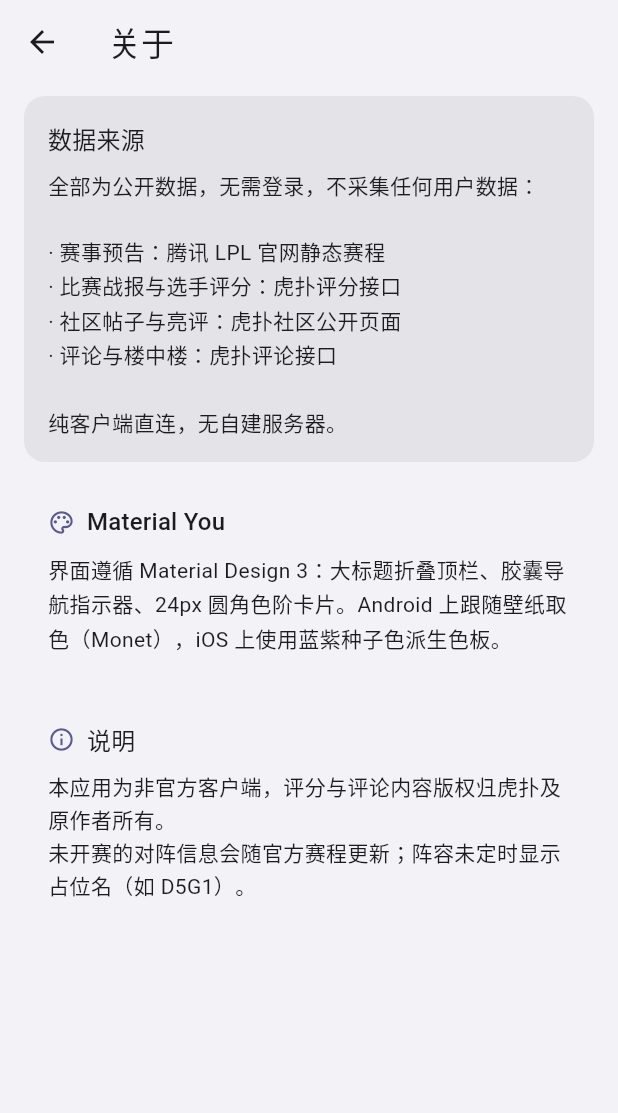
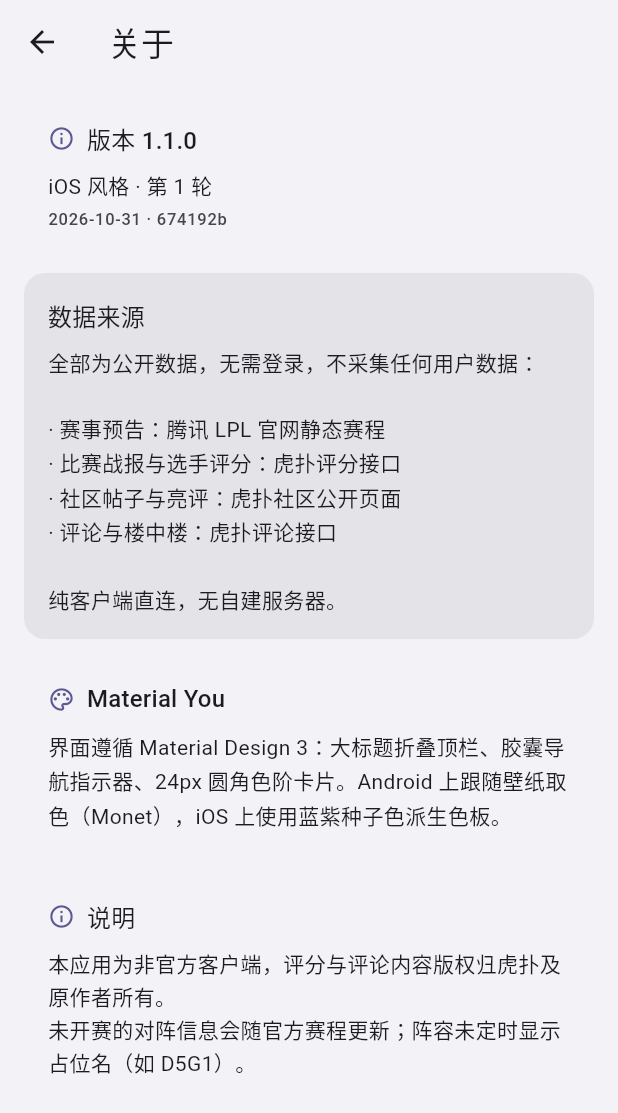
Before and after one commit to Ayoa5/RiftLog, a Flutter app: the AboutPage screen opened directly, on a phone screen of 412 x 824 dp. Shown: the top 1113 px of the screen. Run offline on Flutter 3.47's test engine with Material 3 defaults, Android fonts, the phone set to English and light mode, and no system bars; drawn by our look-alikes of dynamic_color; our stand-ins replace dio, flutter_riverpod, shared_preferences; accounts and stored records are empty; network calls fail.

Commit message:
feat(meta): 关于页显示版本与构建标识
问题：iOS 桌面看不到版本号，分不清装的是哪一次构建
（用户装了包后仍觉得是旧 UI，无法自证）。

- 新增 core/build_info.dart：版本 / 阶段标识 / 日期 / commit
- 关于页顶部加版本卡片：版本 1.1.0 · iOS 风格·第1轮 · 2026-10-31 · 674192b
- pubspec 版本 1.0.0+1 -> 1.1.0+2（iOS CFBundleShortVersionString 随之变化）

```diff
--- /dev/null
+++ b/src/lib/core/build_info.dart
@@ -0,0 +1,14 @@
+// 构建标识：用于在设备上快速确认装的是哪一版
+//
+// 为什么要硬编码：工程没有引入 package_info_plus（沙箱装包不稳），
+// 而 iOS 桌面又看不到版本号。每个改动阶段递增 [_buildStage]，打包后
+// 在「关于」页顶部就能一眼确认是不是新包。
+
+const String kAppVersion = '1.1.0';
+
+/// 界面改造阶段标识 —— 每次大改动就改这里，并在关于页展示
+const String kBuildStage = 'iOS 风格 · 第 1 轮';
+
+/// 与 commit 对齐，便于回溯
+const String kBuildDate = '2026-10-31';
+const String kBuildCommit = '674192b';
--- a/src/lib/pages/about_page.dart
+++ b/src/lib/pages/about_page.dart
@@ -2,6 +2,7 @@
 
 import 'package:flutter/material.dart';
 
+import '../core/build_info.dart';
 import '../core/theme.dart';
 
 class AboutPage extends StatelessWidget {
@@ -15,6 +16,42 @@ class AboutPage extends StatelessWidget {
       body: ListView(
         padding: const EdgeInsets.fromLTRB(16, 8, 16, 32),
         children: <Widget>[
+          // 版本卡片：用来确认手机上装的是哪一次构建
+          Card.outlined(
+            margin: EdgeInsets.zero,
+            shape: AppTheme.cardShape(),
+            child: Padding(
+              padding: const EdgeInsets.all(16),
+              child: Column(
+                crossAxisAlignment: CrossAxisAlignment.start,
+                children: <Widget>[
+                  Row(
+                    children: <Widget>[
+                      Icon(Icons.info_outline, size: 18, color: cs.primary),
+                      const SizedBox(width: 8),
+                      Text(
+                        '版本 $kAppVersion',
+                        style: Theme.of(context).textTheme.titleMedium,
+                      ),
+                    ],
+                  ),
+                  const SizedBox(height: 8),
+                  Text(
+                    '$kBuildStage',
+                    style: Theme.of(context).textTheme.bodyMedium,
+                  ),
+                  const SizedBox(height: 4),
+                  Text(
+                    '$kBuildDate · $kBuildCommit',
+                    style: Theme.of(context).textTheme.labelSmall?.copyWith(
+                          color: cs.onSurfaceVariant,
+                        ),
+                  ),
+                ],
+              ),
+            ),
+          ),
+          const SizedBox(height: 12),
           Card.filled(
             margin: EdgeInsets.zero,
             shape: AppTheme.cardShape(),
--- a/src/pubspec.yaml
+++ b/src/pubspec.yaml
@@ -1,7 +1,7 @@
 name: hupu_lol
 description: LoL 赛事 + 虎扑选手评分（Material You / 莫奈风格，iOS 无签名 ipa）
 publish_to: 'none'
-version: 1.0.0+1
+version: 1.1.0+2
 
 environment:
   sdk: ">=3.5.0 <4.0.0"
```
